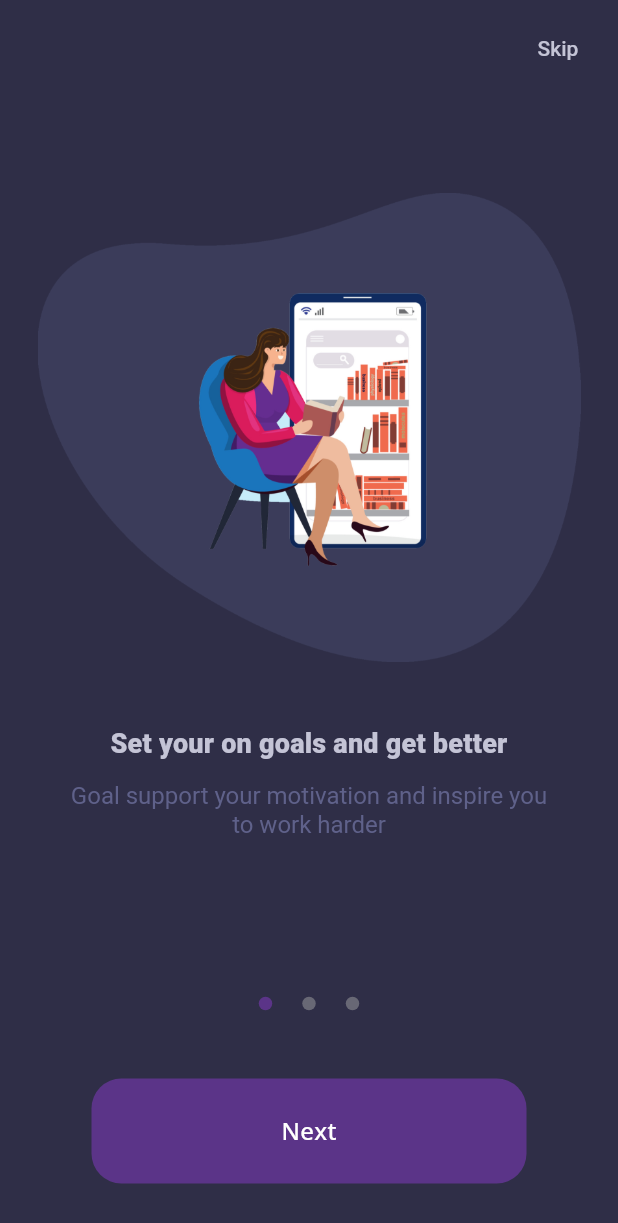
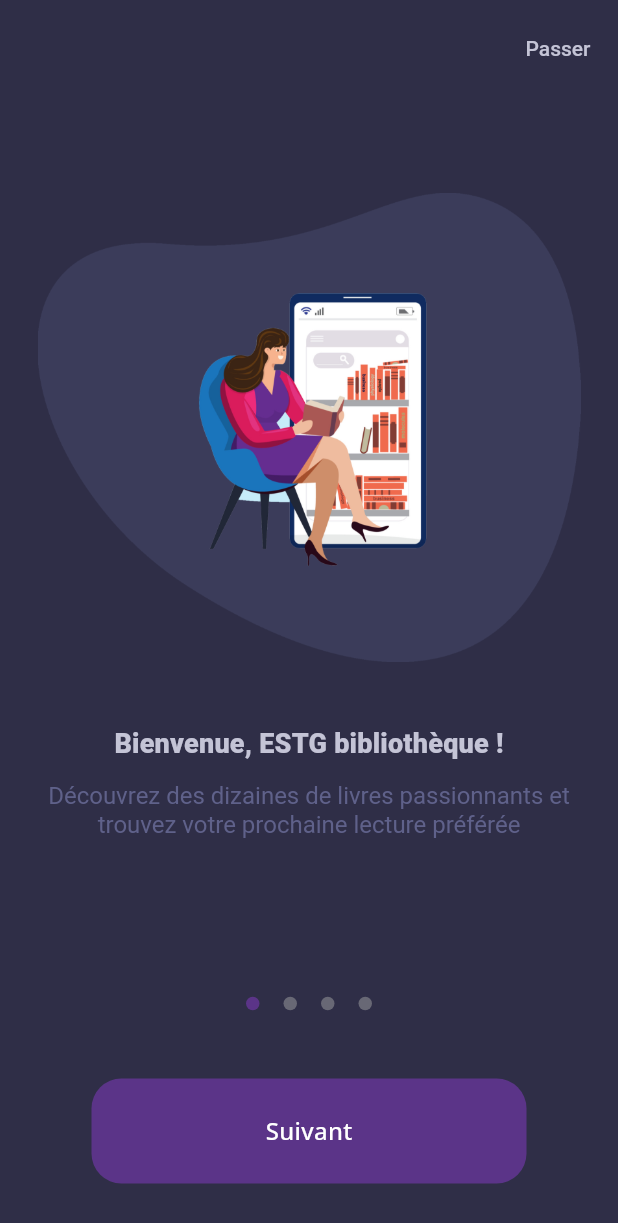
Before and after one commit to AliElOu/estglibrary, a Flutter app: the screen it shows after launch, on a phone screen of 412 x 824 dp. Shown: the top 1223 px of the screen. Run offline on Flutter 3.47's test engine with Material 2 defaults, Android fonts, the phone set to English and light mode, and no system bars; our stand-ins replace awesome_dialog, flutter_otp_text_field, flutter_svg, pull_to_refresh, shared_preferences, smooth_page_indicator; missing offline and left inert: flutter_onboard.

Commit message:
akhir7aja

```diff
--- a/lib/OnboardingPage.dart
+++ b/lib/OnboardingPage.dart
@@ -5,8 +5,9 @@ import 'package:smooth_page_indicator/smooth_page_indicator.dart';
 final PageController _pageController = PageController();
 final List<OnBoardModel> onBoardData = [
   const OnBoardModel(
-    title: "Set your own goals and get better",
-    description: "Goal support your motivation and inspire you to work harder",
+    title: "Bienvenue dans notre application de bibliothèque !",
+    description:
+        "Découvrez des dizaines de livres passionnants et trouvez votre prochaine lecture préférée",
     imgUrl: "assets/images/on1.jpg",
   ),
   const OnBoardModel(
@@ -29,6 +30,8 @@ class OnboardingPage extends StatefulWidget {
   @override
   _Onboardingscreenstate createState() => _Onboardingscreenstate();
 }
+
+bool isChecked = false;
 
 class _Onboardingscreenstate extends State<OnboardingPage> {
   int currentindex = 0;
@@ -55,11 +58,11 @@ class _Onboardingscreenstate extends State<OnboardingPage> {
             ),
             SizedBox(),
             Padding(
-                padding: const EdgeInsets.symmetric(horizontal: 40),
+                padding: const EdgeInsets.symmetric(horizontal: 30),
                 child: Column(
                   children: [
                     Text(
-                      "Set your on goals and get better",
+                      "Bienvenue, ESTG bibliothèque !",
                       textAlign: TextAlign.center,
                       style: TextStyle(
                         color: Color(0xffC4C4D6),
@@ -72,7 +75,7 @@ class _Onboardingscreenstate extends State<OnboardingPage> {
                       height: 15,
                     ),
                     Text(
-                      "Goal support your motivation and inspire you to work harder",
+                      "Découvrez des dizaines de livres passionnants et trouvez votre prochaine lecture préférée",
                       textAlign: TextAlign.center,
                       style: TextStyle(
                         fontSize: 16,
@@ -96,11 +99,11 @@ class _Onboardingscreenstate extends State<OnboardingPage> {
             ),
             SizedBox(),
             Padding(
-                padding: const EdgeInsets.symmetric(horizontal: 40),
+                padding: const EdgeInsets.symmetric(horizontal: 35),
                 child: Column(
                   children: [
                     Text(
-                      "Set your on goals and get better",
+                      "Simple et facile à utiliser !",
                       textAlign: TextAlign.center,
                       style: TextStyle(
                         color: Color(0xffC4C4D6),
@@ -113,7 +116,7 @@ class _Onboardingscreenstate extends State<OnboardingPage> {
                       height: 15,
                     ),
                     Text(
-                      "Goal support your motivation and inspire you to work harder",
+                      "Explorez notre catalogue pour découvrir plusieurs livres de différentes catégories.",
                       textAlign: TextAlign.center,
                       style: TextStyle(
                         fontSize: 16,
@@ -143,7 +146,7 @@ class _Onboardingscreenstate extends State<OnboardingPage> {
                 child: Column(
                   children: [
                     Text(
-                      "Set your on goals and get better",
+                      "Nous sommes ravis de vous aider à cultiver votre amour de la lecture",
                       textAlign: TextAlign.center,
                       style: TextStyle(
                         color: Color(0xffC4C4D6),
@@ -156,7 +159,7 @@ class _Onboardingscreenstate extends State<OnboardingPage> {
                       height: 15,
                     ),
                     Text(
-                      "Goal support your motivation and inspire you to work harder",
+                      "Avec notre application, vous pouvez facilement emprunter et lire des livres",
                       textAlign: TextAlign.center,
                       style: TextStyle(
                         fontSize: 16,
@@ -168,68 +171,78 @@ class _Onboardingscreenstate extends State<OnboardingPage> {
           ],
         ),
       ),
-    ];
-
-    return Scaffold(
-      /* backgroundColor: Colors.white,
-      body: OnBoard(
-        onBoardData: onBoardData,
-        titleStyles: const TextStyle(
-          color: Colors.deepOrange,
-          fontSize: 18,
-          fontWeight: FontWeight.w900,
+      Container(
+        child: Column(
+          children: [
+            Padding(
+                padding: const EdgeInsets.symmetric(horizontal: 30),
+                child: Column(
+                  children: [
+                    SizedBox(
+                      height: 45,
+                    ),
+                    Text(
+                      "Termes & conditions",
+                      style: TextStyle(
+                          fontSize: 40,
+                          fontWeight: FontWeight.bold,
+                          color: Colors.white,
+                          fontFamily: "Lato"),
+                    ),
+                    SizedBox(
+                      height: 10,
+                    ),
+                    Text(
+                      """- Pour créer un compte veuillez contactez le résponsable de la bibliothèque (Seulement pour les étudiants de l'ESTG).\n
+- Vous pouvez réserver moins de trois livres.
+- Après avoir réserver un livre, il faut aller le chercher à la bibliothèque.
+- Un livre emprunté doit être rendu en moins de sept jours.\n
+- La page des demandes présente la liste des livres demandés qui n'ont pas encore reçu de réponse par l’administrateur, et aussi les livres empruntés qui n'ont pas encore été rendus, avec leurs dates de réservation.
+- La page d’historique présente tous l’historique des réservations effectuées par un utilisateur sur l'application.\n
+-Toute demande non examinée dans les 24 heures par l'administrateur sera supprimée automatiquement.
+""",
+                      textAlign: TextAlign.left,
+                      style: TextStyle(
+                        color: Color.fromARGB(228, 196, 196, 214),
+                        fontSize: 14,
                         letterSpacing: 0.15,
                       ),
-        descriptionStyles: TextStyle(
-          fontSize: 16,
-          color: Colors.brown.shade300,
                     ),
-        pageIndicatorStyle: const PageIndicatorStyle(
-          width: 100,
-          inactiveColor: Colors.deepOrangeAccent,
-          activeColor: Colors.deepOrange,
-          inactiveSize: Size(8, 8),
-          activeSize: Size(12, 12),
+                  ],
+                )),
+            SizedBox(
+              height: 2,
             ),
-        pageController: _pageController,
-        onSkip: () {
-          Navigator.pushNamed(context, 'loginpage');
-        },
-        onDone: () {
-          Navigator.pushNamed(context, 'loginpage');
-        },
-        nextButton: OnBoardConsumer(
-          builder: (context, ref, child) {
-            final state = ref.watch(onBoardStateProvider);
-            return InkWell(
-              onTap: () {
-                Navigator.pushNamed(context, 'loginpage');
-              },
-              child: Container(
-                width: 230,
-                height: 50,
-                alignment: Alignment.center,
-                decoration: BoxDecoration(
-                  borderRadius: BorderRadius.circular(30),
-                  gradient: const LinearGradient(
-                    colors: [Colors.redAccent, Colors.deepOrangeAccent],
+            Text(
+              "*Veuillez respecter les termes pour éviter les Pénalités",
+              style: TextStyle(
+                color: Colors.red,
+                fontSize: 12,
+                letterSpacing: 0.15,
               ),
+              textAlign: TextAlign.left,
             ),
-                child: Text(
-                  state.isLastPage ? "Done" : "Next",
-                  style: const TextStyle(
-                    color: Colors.white,
-                    fontWeight: FontWeight.bold,
+            Padding(
+              padding: EdgeInsets.only(left: 40),
+              child: Row(
+                children: [
+                  StatefulCheckBox(),
+                  Text(
+                    "J'ai lu et j'accepte les termes et conditions",
+                    style: TextStyle(
+                      color: Color.fromARGB(228, 196, 196, 214),
+                      fontSize: 12,
+                      letterSpacing: 0.15,
                     ),
+                  )
+                ],
               ),
+            )
+          ],
         ),
-            );
-          },
-        ),
-      ),
-    );
-  }   */
-
+      )
+    ];
+    return Scaffold(
       backgroundColor: Color(0xff2F2E47),
       body: SafeArea(
         child: Padding(
@@ -245,10 +258,11 @@ class _Onboardingscreenstate extends State<OnboardingPage> {
                       "a",
                       style: TextStyle(color: Color.fromARGB(0, 255, 255, 255)),
                     ),
-                    InkWell(
-                      highlightColor: Color.fromARGB(0, 0, 0, 0),
+                    GestureDetector(
                       onTap: () {
-                        Navigator.pushNamed(context, 'loginpage');
+                        if (currentindex != cc.length - 1) {
+                          controllerr.jumpToPage(4);
+                        }
                       },
                       child: Container(
                         decoration: BoxDecoration(
@@ -257,10 +271,17 @@ class _Onboardingscreenstate extends State<OnboardingPage> {
                         height: 25,
                         width: 50,
                         child: Center(
-                          child: Text(
-                            "Skip",
+                          child: currentindex != cc.length - 1
+                              ? Text(
+                                  "Passer",
                                   style: TextStyle(
                                       color: Color(0xffC4C4D6),
+                                      fontWeight: FontWeight.w500),
+                                )
+                              : Text(
+                                  "Passer",
+                                  style: TextStyle(
+                                      color: Color.fromARGB(0, 255, 255, 255),
                                       fontWeight: FontWeight.w500),
                                 ),
                         ),
@@ -300,12 +321,12 @@ class _Onboardingscreenstate extends State<OnboardingPage> {
                         effect: SwapEffect(
                           activeDotColor: Color.fromARGB(136, 129, 58, 192),
                           dotColor: Color.fromARGB(255, 104, 104, 117),
-                          spacing: 20,
+                          spacing: 16,
                           dotHeight: 9,
                           dotWidth: 9,
                         ),
                         controller: controllerr,
-                        count: 3,
+                        count: 4,
                       ),
                     ),
                   ],
@@ -326,16 +347,18 @@ class _Onboardingscreenstate extends State<OnboardingPage> {
                       ),
                     ),
                     onPressed: () {
-                      if (currentindex == cc.length - 1) {
+                      if (currentindex == cc.length - 1 && isChecked != false) {
                         Navigator.pushNamed(context, 'loginpage');
                       }
+                      if (currentindex != cc.length - 1) {
                         controllerr.nextPage(
                             duration: Duration(milliseconds: 700),
                             curve: Curves.ease);
+                      }
                     },
                     child: currentindex != cc.length - 1
                         ? Text(
-                            'Next',
+                            'Suivant',
                             style: TextStyle(
                               fontFamily: "os",
                               fontSize: 16,
@@ -343,7 +366,7 @@ class _Onboardingscreenstate extends State<OnboardingPage> {
                             ),
                           )
                         : Text(
-                            'Continue',
+                            'Continuer',
                             style: TextStyle(
                               fontFamily: "os",
                               fontSize: 16,
@@ -359,8 +382,32 @@ class _Onboardingscreenstate extends State<OnboardingPage> {
       ),
     );
   }
+}
 
-  void salama() {
-    print('salam');
+class StatefulCheckBox extends StatefulWidget {
+  const StatefulCheckBox({super.key});
+
+  @override
+  State<StatefulCheckBox> createState() => _StatefulCheckBoxState();
+}
+
+class _StatefulCheckBoxState extends State<StatefulCheckBox> {
+  @override
+  Widget build(BuildContext context) {
+    return Checkbox(
+        value: isChecked,
+        onChanged: changeCheckboxState,
+        fillColor: MaterialStateProperty.resolveWith<Color>(
+            (Set<MaterialState> states) {
+          if (states.contains(MaterialState.disabled)) {
+            return Color.fromARGB(135, 255, 255, 255);
+          }
+          return Color.fromARGB(136, 129, 58, 192);
+        }));
+  }
+
+  void changeCheckboxState(bool? value) {
+    isChecked = value!;
+    setState(() {});
   }
 }
```
Also changed, not shown: lib/CategoryPage.dart (+0 -18 lines), lib/Home_Screen.dart (+14 -13 lines). Lines whose indentation alone changed are shown as unchanged.
